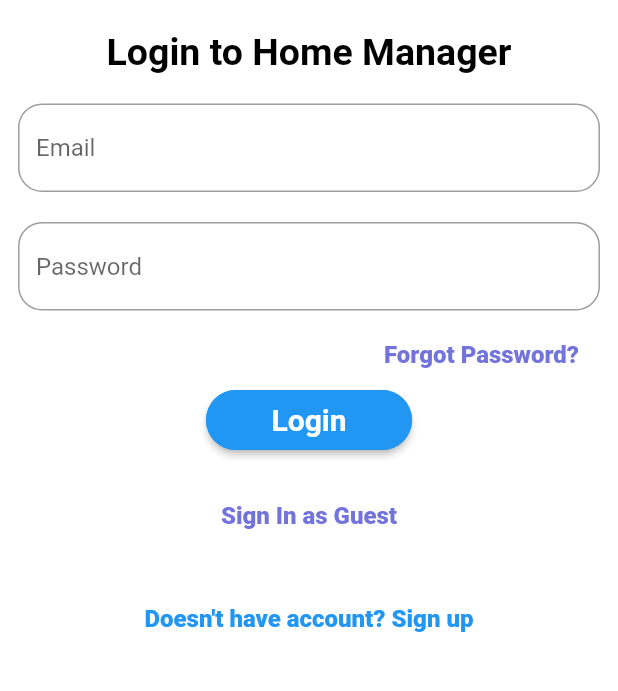
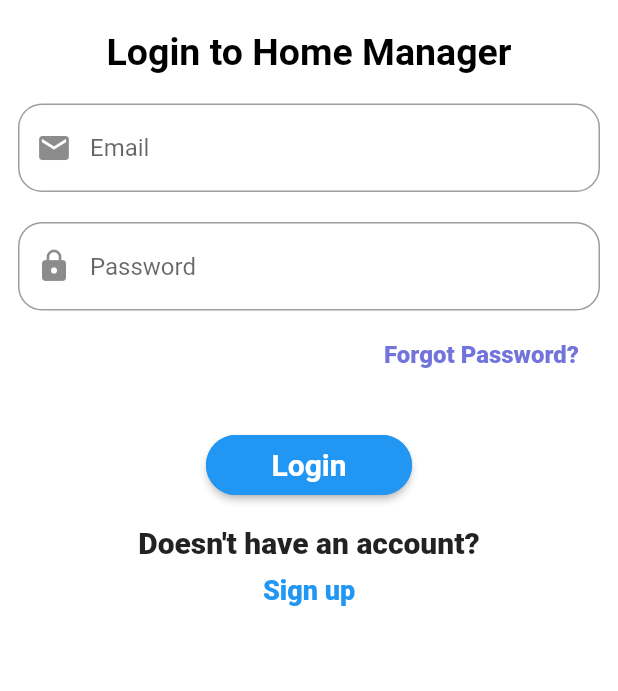
Before and after one commit to Gaurab17/House-Rent-Manager, a Flutter app: the screen it shows after launch, on a phone screen of 412 x 824 dp, the part 420-1111 px from its top. Run offline on Flutter 3.47's test engine with Material 2 defaults, Android fonts, the phone set to English and light mode, and no system bars; our stand-ins replace firebase_auth, firebase_core, flutter_spinkit, splashscreen; accounts and stored records are empty.

Commit message:
FIX #1 first commit

```diff
--- a/housemanager/lib/Screens/Authenticate/register.dart
+++ b/housemanager/lib/Screens/Authenticate/register.dart
@@ -1,4 +1,4 @@
-// ignore_for_file: prefer_const_constructors, avoid_unnecessary_containers, avoid_print, empty_statements
+// ignore_for_file: prefer_const_constructors, avoid_unnecessary_containers, avoid_print, empty_statements, unused_import
 
 import 'package:brewapp/Screens/Authenticate/signin.dart';
 import 'package:brewapp/Screens/Services/auth.dart';
@@ -72,6 +72,7 @@ class _RegisterState extends State<Register> {
                             });
                           },
                           decoration: InputDecoration(
+                              prefixIcon: Icon(Icons.email),
                               hintText: 'Email Here',
                               border: OutlineInputBorder(
                                   borderRadius: BorderRadius.circular(16))),
@@ -93,6 +94,7 @@ class _RegisterState extends State<Register> {
                             });
                           },
                           decoration: InputDecoration(
+                              prefixIcon: Icon(Icons.lock),
                               hintText: 'Enter Password',
                               border: OutlineInputBorder(
                                   borderRadius: BorderRadius.circular(16))),
--- a/housemanager/lib/Screens/Authenticate/signin.dart
+++ b/housemanager/lib/Screens/Authenticate/signin.dart
@@ -70,6 +70,7 @@ class _SignInState extends State<SignIn> {
                             });
                           },
                           decoration: InputDecoration(
+                              prefixIcon: Icon(Icons.email),
                               hintText: 'Email ',
                               border: OutlineInputBorder(
                                   borderRadius: BorderRadius.circular(16))),
@@ -91,6 +92,7 @@ class _SignInState extends State<SignIn> {
                             });
                           },
                           decoration: InputDecoration(
+                              prefixIcon: Icon(Icons.lock),
                               hintText: 'Password ',
                               border: OutlineInputBorder(
                                   borderRadius: BorderRadius.circular(16))),
@@ -116,6 +118,8 @@ class _SignInState extends State<SignIn> {
                                 MaterialPageRoute(
                                     builder: (context) => Resetpsw()));
                           }),
+                      SizedBox(height: 14),
+                      Text(error, style: TextStyle(color: Colors.red)),
                       SizedBox(height: 14),
                       SizedBox(
                         width: MediaQuery.of(context).size.width / 3,
@@ -153,37 +157,23 @@ class _SignInState extends State<SignIn> {
                         ),
                       ),
                       SizedBox(
-                        height: 8,
+                        height: 20,
                       ),
-                      Text(error, style: TextStyle(color: Colors.red)),
-                      SizedBox(height: 10),
-                      GestureDetector(
-                        child: Text(
-                          'Sign In as Guest',
-                          style: TextStyle(
-                            fontSize: 16,
+                      Text(
+                        "Doesn't have an account?",
+                        style: TextStyle(
+                            fontSize: 20,
                             fontWeight: FontWeight.w900,
-                            color: Color(0xff7274db),
-                          ),
-                        ),
-                        onTap: () async {
-                          dynamic result = await _auth.SignInAnon();
-                          if (result != null) {
-                            print('Sign In success');
-                            print(result.uid);
-                          } else {
-                            print('Error in anonymous signin');
-                          }
-                        },
+                            color: Colors.black87),
                       ),
                       SizedBox(
-                        height: 50,
+                        height: 10,
                       ),
                       GestureDetector(
                         child: Text(
-                          "Doesn't have account? Sign up",
+                          "Sign up",
                           style: TextStyle(
-                              fontSize: 16,
+                              fontSize: 18,
                               fontWeight: FontWeight.w900,
                               color: Colors.blue),
                         ),
```
Also changed, not shown: housemanager/lib/Screens/Authenticate/resetpassword.dart (+22 -11 lines), housemanager/lib/Screens/Home/home.dart (+11 -1 lines), housemanager/lib/Screens/Services/auth.dart (+9 -9 lines).
